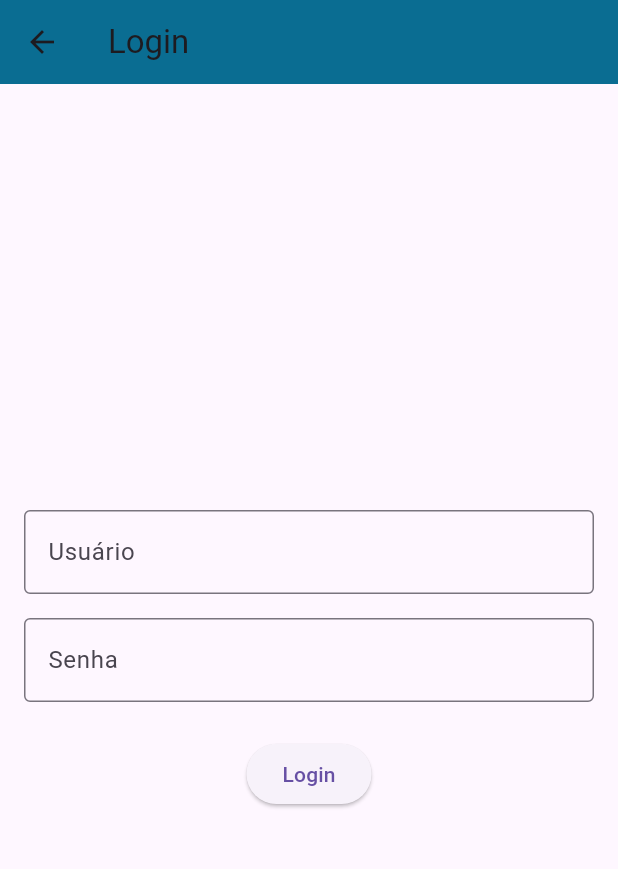
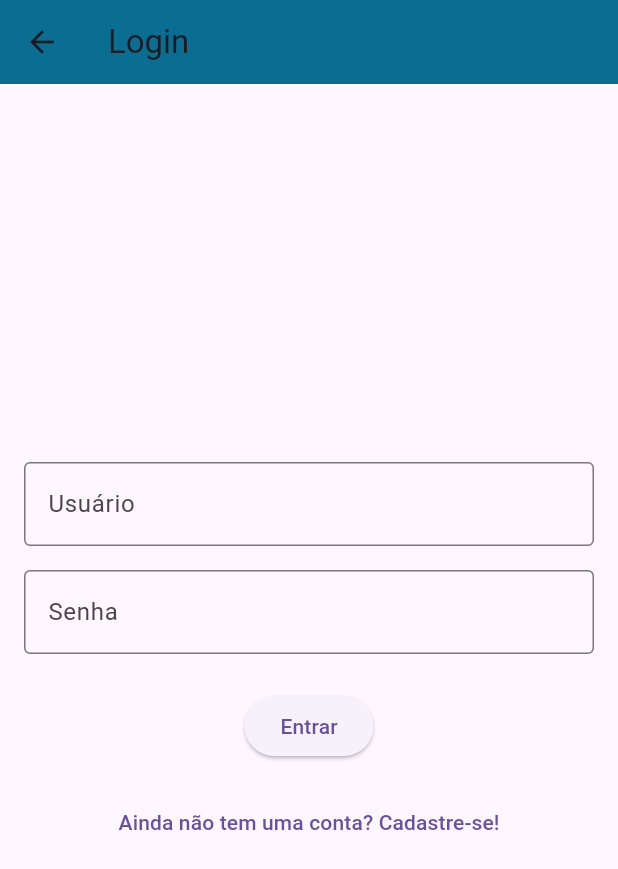
Before and after one commit to RafaelVier/GerenciamentoEstoque, a Flutter app: the TelaLogin screen opened directly, on a phone screen of 412 x 824 dp. Shown: the top 869 px of the screen. Run offline on Flutter 3.47's test engine with Material 3 defaults, Android fonts, the phone set to English and light mode, and no system bars.

Commit message:
melhorias_tela_login

```diff
--- a/estoque/lib/telas/login/tela_login.dart
+++ b/estoque/lib/telas/login/tela_login.dart
@@ -1,10 +1,19 @@
 import 'package:flutter/material.dart';
 
-class TelaLogin extends StatelessWidget {
+class TelaLogin extends StatefulWidget {
   const TelaLogin({super.key});
 
   @override
+  State<TelaLogin> createState() => _TelaLoginState();
+}
+
+class _TelaLoginState extends State<TelaLogin> {
+
+  bool queroEntrar = true;
+
+  @override
   Widget build(BuildContext context) {
+
     return Scaffold(
       appBar: AppBar(
         title: const Text("Login"),
@@ -14,7 +23,7 @@ class TelaLogin extends StatelessWidget {
         padding: const EdgeInsets.all(16.0),
         child: Column(
           mainAxisAlignment: MainAxisAlignment.center,
-          children: <Widget>[
+          children:[
             TextFormField(
               decoration: const InputDecoration(
                 labelText: 'Usuário',
@@ -29,13 +38,41 @@ class TelaLogin extends StatelessWidget {
                 border: OutlineInputBorder(),
               ),
             ),
-            const SizedBox(height: 24),
+            const SizedBox(height: 8),
+            Visibility (
+              visible: !queroEntrar,
+              child: Column(
+                children: [
+                  TextFormField(
+                    decoration: const InputDecoration(
+                      labelText: 'Confirmar senha',
+                      border: OutlineInputBorder(),
+                    )
+                  ),
+                  const SizedBox(height: 8),
+                  TextFormField(
+                    decoration: const InputDecoration(
+                      labelText: 'Email',
+                      border: OutlineInputBorder(),
+                    )
+                  ),
+                ],
+              )
+            ),
+            const SizedBox(height: 16,),
             ElevatedButton(
-              onPressed: () {
-                // Ação de login aqui
+              onPressed: () {},
+              child: Text((queroEntrar) ? "Entrar" : "Cadastrar-se"),
+            ),
+            const SizedBox(height: 16),
+            TextButton(
+              onPressed: (){
+                setState(() {
+                  queroEntrar = !queroEntrar;
+                });
               },
-              child: const Text('Login'),
-            ),
+              child: Text((queroEntrar) ?"Ainda não tem uma conta? Cadastre-se!" : "Já tem uma conta? Entre!")
+              )
           ],
         ),
       ),
```
